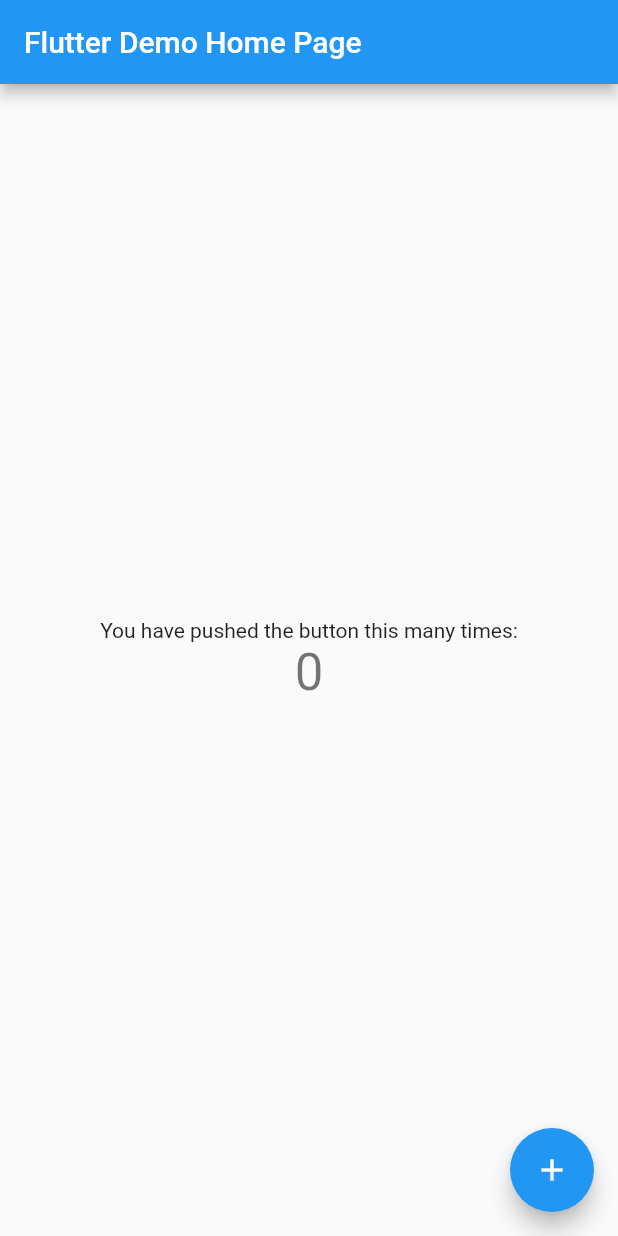
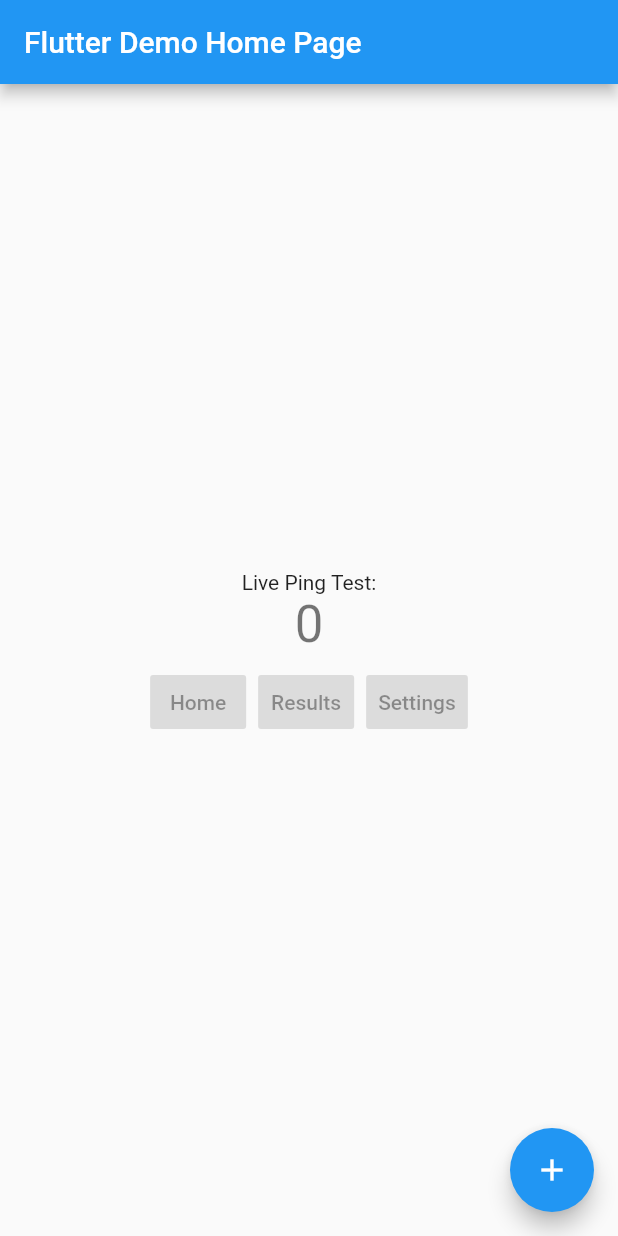
Before and after one commit to johnawin/LivePingTest, a Flutter app: the screen it shows after launch, on a phone screen of 412 x 824 dp. Run offline on Flutter 3.47's test engine with Material 2 defaults, Android fonts, the phone set to English and light mode, and no system bars.

Commit message:
added Button Bar and Raised Buttons

```diff
--- a/lib/main.dart
+++ b/lib/main.dart
@@ -92,11 +92,28 @@ class _MyHomePageState extends State<MyHomePage> {
           mainAxisAlignment: MainAxisAlignment.center,
           children: <Widget>[
             Text(
-              'You have pushed the button this many times:',
+              'Live Ping Test:',
             ),
             Text(
               '$_counter',
               style: Theme.of(context).textTheme.display1,
+            ),
+            ButtonBar(
+              mainAxisSize: MainAxisSize.min,
+              children: <Widget>[
+                RaisedButton(
+                  child: Text('Home'),
+                  onPressed: null,
+                ),
+                RaisedButton(
+                  child: Text('Results'),
+                    onPressed: null,
+                ),
+                RaisedButton(
+                  child: Text('Settings'),
+                  onPressed: null,
+                ),
+              ],
             ),
           ],
         ),
```
